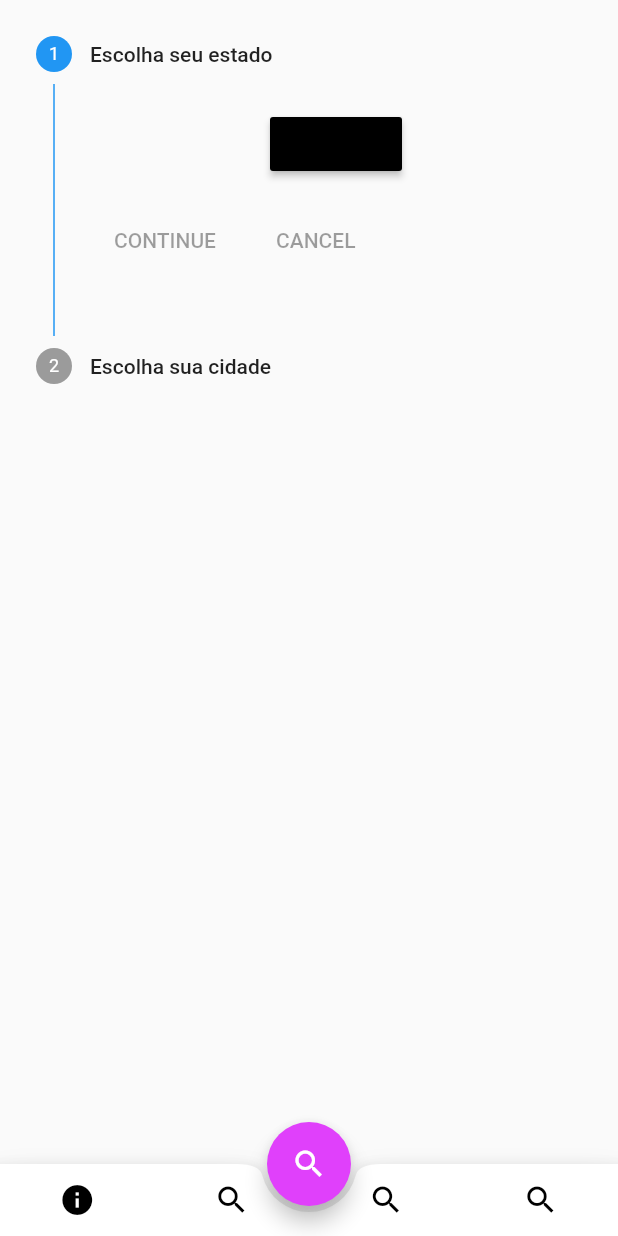
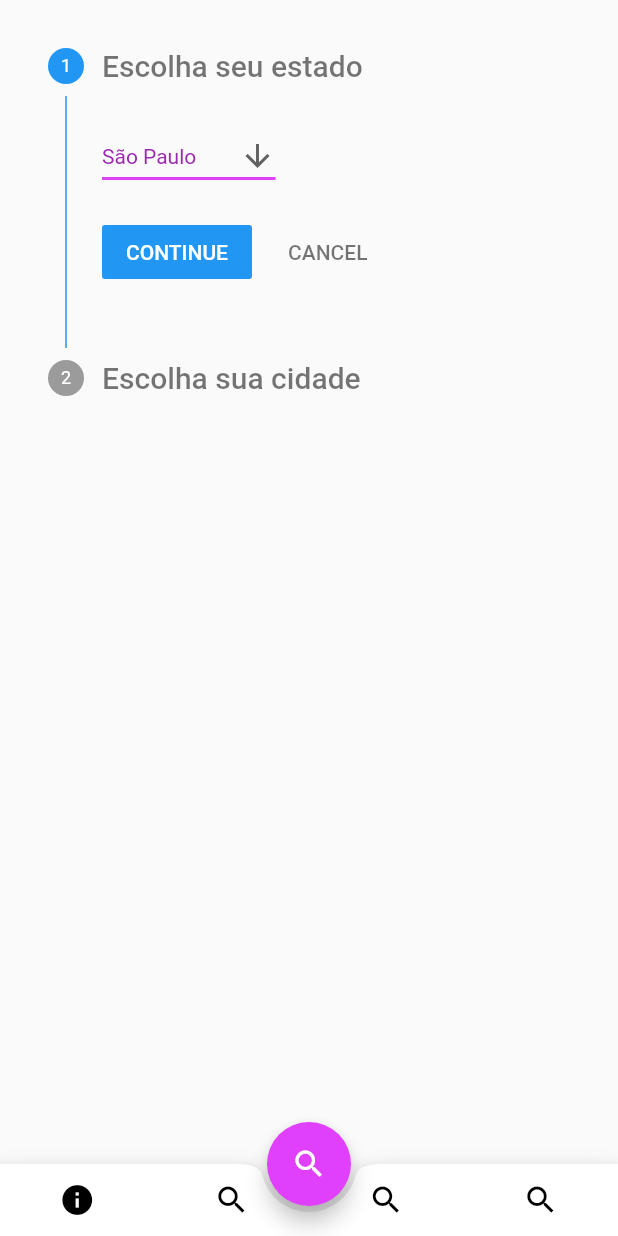
Before and after one commit to kauemurakami/municipios-ibge, a Flutter app: the screen it shows after launch, on a phone screen of 412 x 824 dp. Run offline on Flutter 3.47's test engine with Material 2 defaults, Android fonts, the phone set to English and light mode, and no system bars.

Commit message:
adicionando o stepper e dropdownmenu

```diff
--- /dev/null
+++ b/lib/data/models/estado_model.dart
@@ -0,0 +1,18 @@
+import 'package:meta/meta.dart';
+class Estado{
+  String nome;
+  String sigla;
+  String nmrIBGE;
+
+  Estado({@required this.nome,this.sigla,this.nmrIBGE});
+
+  static List<Estado> getEstados(){
+    return <Estado>[
+      Estado(nome: "São Paulo"),
+      Estado(nome: "Paraná"),
+      Estado(nome: "Santa Catarina"),
+      Estado(nome: "Rio de Janeiro"),
+      Estado(nome: "Minas Gerais"),
+    ];
+  }
+}
--- /dev/null
+++ b/lib/screens/android/components/bottom_navigation_bar.dart
@@ -0,0 +1,41 @@
+import 'package:flutter/material.dart';
+class BottomMenuWidget extends StatelessWidget {
+  @override
+  Widget build(BuildContext context) {
+    return BottomAppBar(
+        shape: CircularNotchedRectangle(),
+        child: Row(
+            mainAxisAlignment: MainAxisAlignment.spaceAround,
+            children: <Widget>[
+              IconButton(
+                icon: Icon(
+                  Icons.info,
+                  color: Colors.black,
+                ),
+                onPressed: () {},
+              ),
+              IconButton(
+                icon: Icon(
+                  Icons.search,
+                  color: Colors.black,
+                ),
+                onPressed: () {},
+              ),
+              IconButton(
+                icon: Icon(
+                  Icons.search,
+                  color: Colors.black,
+                ),
+                onPressed: () {},
+              ),
+              IconButton(
+                icon: Icon(
+                  Icons.search,
+                  color: Colors.black,
+                ),
+                onPressed: () {},
+              ),
+            ]),
+      );
+  }
+}
--- /dev/null
+++ b/lib/screens/android/components/floatting_button_search.dart
@@ -0,0 +1,22 @@
+import 'package:brasiltransparenteapp/screens/android/home/home_screen.dart';
+import 'package:flutter/material.dart';
+
+class FloatButtonWidget extends StatelessWidget {
+  const FloatButtonWidget({Key key}) : super(key: key);
+
+  @override
+  Widget build(BuildContext context) {
+    return FloatingActionButton(
+          onPressed: () {
+            Navigator.pushReplacement(
+                context,
+                MaterialPageRoute(
+                  builder: (context) => HomePage(),
+                ));
+          },
+          child: Icon(
+            Icons.search,
+            color: Colors.white,
+          ));
+  }
+}
--- /dev/null
+++ b/lib/screens/android/home/components/home_dropdown_widget.dart
@@ -0,0 +1,56 @@
+import 'package:brasiltransparenteapp/data/models/estado_model.dart';
+import 'package:flutter/material.dart';
+
+class DropDownWidget extends StatefulWidget {
+  @override
+  _DropDownWidgetState createState() => _DropDownWidgetState();
+}
+
+class _DropDownWidgetState extends State<DropDownWidget> {
+  List<Estado> _estados = Estado.getEstados();
+  List<DropdownMenuItem<Estado>> _dropdownMenuItems;
+  Estado _selectEstado;
+
+  @override
+  void initState() {
+    _dropdownMenuItems = builDropdownMenuItems(_estados);
+    _selectEstado = _dropdownMenuItems[0].value;
+    super.initState();
+  }
+
+  List<DropdownMenuItem<Estado>> builDropdownMenuItems(List estados){
+    List<DropdownMenuItem<Estado>> items = List();
+    for(Estado estado in estados){
+      items.add(DropdownMenuItem(
+        value: estado,
+        child: Text(estado.nome),
+      ));
+    }
+    return items;
+  }
+
+  onChangeDropdownItem(Estado estado){
+    setState(() {
+      _selectEstado = estado;
+    });
+  }
+
+  @override
+  Widget build(BuildContext context) {
+    return Row(
+      children: <Widget>[
+        DropdownButton<Estado>(
+          value: _selectEstado,
+          icon: Icon(Icons.arrow_downward),
+          iconSize: 24,
+          elevation: 16,
+          style: TextStyle(color: Theme.of(context).primaryColor),
+          items: _dropdownMenuItems,
+          underline: Container(height: 2, color: Theme.of(context).accentColor),
+          onChanged: onChangeDropdownItem,
+          //retorna os estados
+        ),
+      ],
+    );
+  }
+}
--- /dev/null
+++ b/lib/screens/android/home/components/home_stepper_widget.dart
@@ -0,0 +1,61 @@
+import 'package:brasiltransparenteapp/screens/android/home/components/home_dropdown_widget.dart';
+import 'package:brasiltransparenteapp/screens/android/style/text_style_stepper_home.dart';
+import 'package:flutter/material.dart';
+class StepperWidget extends StatefulWidget {
+  @override
+  _StepperWidgetState createState() => _StepperWidgetState();
+}
+
+class _StepperWidgetState extends State<StepperWidget> {
+  int _currentStep = 0;
+
+  List<Step> _mySteps() {
+    List<Step> _steps = [
+      Step(
+        title: Text("Escolha seu estado", style: styleText,),
+        content: DropDownWidget(),
+        isActive: _currentStep >= 0,
+      ),
+      Step(
+        title: Text("Escolha sua cidade", style: styleText,),
+        content: RaisedButton(
+          onPressed: () {},
+          child: Text("Teste"),
+          color: Colors.black,
+        ),
+        isActive: _currentStep >= 1,
+      )
+    ];
+    return _steps;
+  }
+
+  @override
+  Widget build(BuildContext context) {
+    return Container(
+        padding: EdgeInsets.all(8),
+        height: MediaQuery.of(context).size.height,
+        child: Stepper(
+          onStepContinue: (){
+            setState(() {
+              if(this._currentStep < this._mySteps().length -1){
+                this._currentStep = this._currentStep +1;
+              }else {
+                //logico de checar se está tudo completo
+              }
+            });
+          },
+          onStepCancel: (){
+            setState(() {
+              if(this._currentStep > 0){
+                this._currentStep = this._currentStep - 1;
+              }else{
+                this._currentStep = 0;
+              }
+            });
+          },
+          steps: _mySteps(),
+          currentStep: this._currentStep,
+        ),
+      );
+  }
+}
--- a/lib/screens/android/home/home_screen.dart
+++ b/lib/screens/android/home/home_screen.dart
@@ -1,3 +1,6 @@
+import 'package:brasiltransparenteapp/screens/android/components/bottom_navigation_bar.dart';
+import 'package:brasiltransparenteapp/screens/android/components/floatting_button_search.dart';
+import 'package:brasiltransparenteapp/screens/android/home/components/home_stepper_widget.dart';
 import 'package:flutter/material.dart';
 
 class HomePage extends StatefulWidget {
@@ -6,95 +9,14 @@ class HomePage extends StatefulWidget {
 }
 
 class _HomePageState extends State<HomePage> {
-  int _currentStep = 0;
-
-  List<Step> _mySteps() {
-    List<Step> _steps = [
-      Step(
-        title: Text("Escolha seu estado"),
-        content: RaisedButton(
-          onPressed: () {},
-          child: Text("Teste"),
-          color: Colors.black,
-        ),
-        isActive: _currentStep >= 0,
-      ),
-      Step(
-        title: Text("Escolha sua cidade"),
-        content: RaisedButton(
-          onPressed: () {},
-          child: Text("Teste"),
-          color: Colors.black,
-        ),
-        isActive: _currentStep >= 1,
-      )
-    ];
-    return _steps;
-  }
 
   @override
   Widget build(BuildContext context) {
     return Scaffold(
-      body: Stepper(
-
-        onStepTapped: (step){
-          setState(() {
-            this._currentStep = step;
-          });
-        },
-        onStepContinue: ,
-        steps: _mySteps(),
-        currentStep: this._currentStep,
-      ),
-
+      body: StepperWidget(),
       floatingActionButtonLocation: FloatingActionButtonLocation.centerDocked,
-      floatingActionButton: FloatingActionButton(
-          onPressed: () {
-            Navigator.pushReplacement(
-                context,
-                MaterialPageRoute(
-                  builder: (context) => HomePage(),
-                ));
-          },
-          child: Icon(
-            Icons.search,
-            color: Colors.white,
-          )),
-      bottomNavigationBar: BottomAppBar(
-        shape: CircularNotchedRectangle(),
-        child: Row(
-            mainAxisAlignment: MainAxisAlignment.spaceAround,
-            children: <Widget>[
-              IconButton(
-                icon: Icon(
-                  Icons.info,
-                  color: Colors.black,
-                ),
-                onPressed: () {},
-              ),
-              IconButton(
-                icon: Icon(
-                  Icons.search,
-                  color: Colors.black,
-                ),
-                onPressed: () {},
-              ),
-              IconButton(
-                icon: Icon(
-                  Icons.search,
-                  color: Colors.black,
-                ),
-                onPressed: () {},
-              ),
-              IconButton(
-                icon: Icon(
-                  Icons.search,
-                  color: Colors.black,
-                ),
-                onPressed: () {},
-              ),
-            ]),
-      ),
+      floatingActionButton: FloatButtonWidget(),
+      bottomNavigationBar: BottomMenuWidget()
     );
   }
 }
--- /dev/null
+++ b/lib/screens/android/style/text_style_stepper_home.dart
@@ -0,0 +1,6 @@
+import 'package:flutter/material.dart';
+
+final TextStyle styleText= TextStyle(
+  color: Colors.black54,
+  fontSize: 20,
+);
```
Also changed, not shown: lib/data/models/cidade_model.dart (added), 1 other file.
